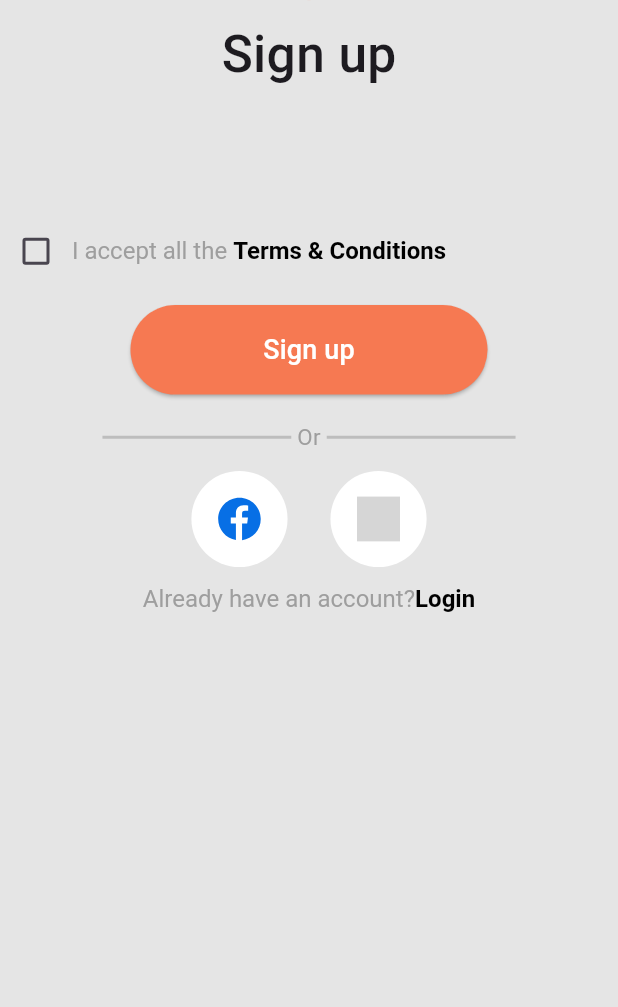
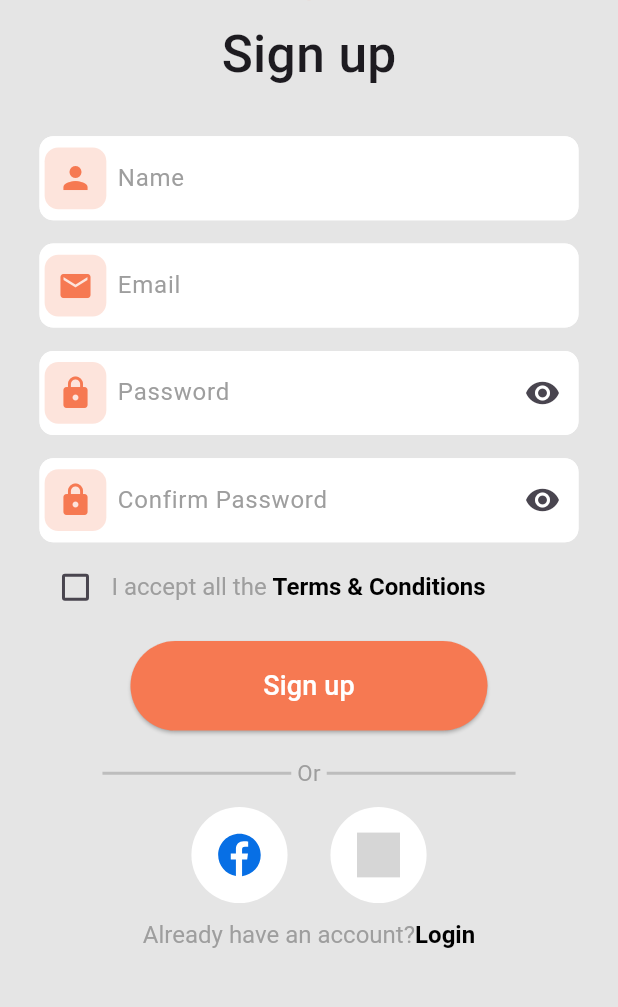
Before and after one commit to moawees/Ecommerce_app, a Flutter app: the Signup screen opened by its route, on a phone screen of 412 x 824 dp, the part 179-1186 px from its top. Run offline on Flutter 3.47's test engine with Material 3 defaults, Android fonts, the phone set to English and light mode, and no system bars; our stand-ins replace bloc, dartz, device_preview, dio, flutter_bloc, flutter_screenutil and 2 more; grey boxes are pictures that could not be loaded.

Commit message:
sign up logic and error dialog

```diff
--- a/lib/core/router/app_router.dart
+++ b/lib/core/router/app_router.dart
@@ -3,7 +3,9 @@ import 'package:carto/core/router/routes.dart';
 import 'package:carto/features/login/cubit/login_cubit.dart';
 import 'package:carto/features/login/data/repo/login_repo.dart';
 import 'package:carto/features/login/ui/login.dart';
-import 'package:carto/features/sign_up/ui/signup.dart';
+import 'package:carto/features/signup/cubit/sign_up_cubit.dart';
+import 'package:carto/features/signup/data/repos/sign_up_repo.dart';
+import 'package:carto/features/signup/ui/signup.dart';
 import 'package:carto/features/details/presentation/details_screen.dart';
 import 'package:carto/features/home/presentation/home_screen.dart';
 import 'package:dio/dio.dart';
@@ -28,7 +30,13 @@ class AppRouter {
                   child: Login(),
                 ));
       case Routes.signup:
-        return MaterialPageRoute(builder: (_) => Signup());
+        return MaterialPageRoute(
+            builder: (_) => BlocProvider(
+                  create: (context) => SignUpCubit(
+                    SignUpRepo(api: DioConsumer(dio: Dio())),
+                  ),
+                  child: Signup(),
+                ));
 
       default:
         return MaterialPageRoute(
--- a/lib/features/sign_up/ui/signup.dart
+++ /dev/null
@@ -1,102 +0,0 @@
-import 'package:carto/core/router/routes.dart';
-import 'package:carto/core/widgets/custom_buttom.dart';
-import 'package:carto/features/login/ui/widgets/custom_text_field.dart';
-import 'package:carto/features/login/ui/widgets/have_account_or_no_button.dart';
-import 'package:carto/features/login/ui/widgets/login_with_another_way.dart';
-import 'package:carto/features/login/ui/widgets/or_divider.dart';
-import 'package:carto/features/login/ui/widgets/showlogo.dart';
-import 'package:carto/features/login/ui/widgets/terms_and_conidition.dart';
-import 'package:flutter/material.dart';
-import 'package:flutter_screenutil/flutter_screenutil.dart';
-
-class Signup extends StatelessWidget {
-  const Signup({super.key});
-
-  @override
-  Widget build(BuildContext context) {
-    return Scaffold(
-      body: SafeArea(
-          child: SingleChildScrollView(
-        child: Column(
-          mainAxisAlignment: MainAxisAlignment.center,
-          crossAxisAlignment: CrossAxisAlignment.center,
-          children: [
-            SizedBox(
-              width: double.infinity,
-            ),
-            ShowLogo(),
-            Text(
-              "Sign up",
-              style: TextStyle(fontSize: 30.sp, fontWeight: FontWeight.w500),
-            ),
-            SizedBox(
-              height: 25.h,
-            ),
-            // CustomTextField(
-            //   controller: ,
-            //   hintText: "Name",
-            //   icon: Icons.person,
-            //   isPassword: false,
-            // ),
-            SizedBox(
-              height: 13.h,
-            ),
-            // CustomTextField(
-            //   hintText: "Email",
-            //   icon: Icons.email,
-            //   isPassword: false,
-            // ),
-            SizedBox(
-              height: 13.h,
-            ),
-            // CustomTextField(
-            //   hintText: "Password",
-            //   icon: Icons.lock,
-            //   isPassword: true,
-            // ),
-            SizedBox(
-              height: 13.h,
-            ),
-            // CustomTextField(
-            //   hintText: "Confirm Password",
-            //   icon: Icons.lock,
-            //   isPassword: true,
-            // ),
-            SizedBox(
-              height: 5.h,
-            ),
-            TermsAndConidition(),
-            SizedBox(
-              height: 10.h,
-            ),
-            CustomButton(
-                onPressed: () {
-                  Navigator.pushNamed(context, Routes.home);
-                },
-                textButton: "Sign up"),
-            SizedBox(
-              height: 15.h,
-            ),
-            OrDivider(),
-            SizedBox(
-              height: 10.h,
-            ),
-            LoginWithAnotherWay(),
-            SizedBox(
-              height: 10.h,
-            ),
-            HaveAccountOrNoButton(
-                text1: "Already have an account?",
-                text2: "Login",
-                onTap: () {
-                  Navigator.pushNamed(context, Routes.login);
-                }),
-            SizedBox(
-              height: 10.h,
-            )
-          ],
-        ),
-      )),
-    );
-  }
-}
--- a/lib/features/sign_up/cubit/sign_up_cubit.dart
+++ b/lib/features/signup/cubit/sign_up_cubit.dart
@@ -1,6 +1,6 @@
 import 'package:bloc/bloc.dart';
 import 'package:carto/core/errors/erorr_handler.dart';
-import 'package:carto/features/sign_up/data/repos/sign_up_repo.dart';
+import 'package:carto/features/signup/data/repos/sign_up_repo.dart';
 import 'package:flutter/material.dart';
 
 
--- a/lib/features/sign_up/data/repos/sign_up_repo.dart
+++ b/lib/features/signup/data/repos/sign_up_repo.dart
@@ -1,8 +1,8 @@
 import 'package:carto/core/errors/erorr_handler.dart';
 import 'package:carto/core/networking/api_consumer.dart';
 import 'package:carto/core/networking/end_points.dart';
-import 'package:carto/features/sign_up/data/models/sign_up_request_model.dart';
-import 'package:carto/features/sign_up/data/models/sign_up_response_model.dart';
+import 'package:carto/features/signup/data/models/sign_up_request_model.dart';
+import 'package:carto/features/signup/data/models/sign_up_response_model.dart';
 import 'package:dartz/dartz.dart';
 
 class SignUpRepo {
--- /dev/null
+++ b/lib/features/signup/ui/signup.dart
@@ -0,0 +1,147 @@
+import 'package:carto/core/router/routes.dart';
+import 'package:carto/core/theme/colors.dart';
+import 'package:carto/core/widgets/custom_buttom.dart';
+import 'package:carto/core/widgets/erorr_dialog.dart';
+import 'package:carto/features/login/ui/widgets/custom_text_field.dart';
+import 'package:carto/features/login/ui/widgets/have_account_or_no_button.dart';
+import 'package:carto/features/login/ui/widgets/login_with_another_way.dart';
+import 'package:carto/features/login/ui/widgets/or_divider.dart';
+import 'package:carto/features/login/ui/widgets/showlogo.dart';
+import 'package:carto/features/login/ui/widgets/terms_and_conidition.dart';
+import 'package:carto/features/signup/cubit/sign_up_cubit.dart';
+import 'package:flutter/material.dart';
+import 'package:flutter_bloc/flutter_bloc.dart';
+import 'package:flutter_screenutil/flutter_screenutil.dart';
+
+class Signup extends StatelessWidget {
+  const Signup({super.key});
+
+  @override
+  Widget build(BuildContext context) {
+    return Scaffold(
+      body: BlocConsumer<SignUpCubit, SignUpState>(
+        listener: (context, state) {
+          if (state is SignUpSuccess) {
+            ScaffoldMessenger.of(context).showSnackBar(SnackBar(
+              content: Text("Sign up success"),
+            ));
+          } else if (state is SignUpFailed) {
+            showErrorDialog(context, state.error.errMessage);
+          }
+        },
+        builder: (context, state) {
+          return SafeArea(
+              child: SingleChildScrollView(
+            child: Column(
+              mainAxisAlignment: MainAxisAlignment.center,
+              crossAxisAlignment: CrossAxisAlignment.center,
+              children: [
+                SizedBox(
+                  width: double.infinity,
+                ),
+                ShowLogo(),
+                Text(
+                  "Sign up",
+                  style:
+                      TextStyle(fontSize: 30.sp, fontWeight: FontWeight.w500),
+                ),
+                SizedBox(
+                  height: 25.h,
+                ),
+                Form(
+                    key: context.read<SignUpCubit>().signUpFormKey,
+                    child: Padding(
+                      padding:  EdgeInsets.symmetric(horizontal: 23.w),
+                      child: Column(
+                        children: [
+                          CustomTextField(
+                            controller:
+                                context.read<SignUpCubit>().nameController,
+                            hintText: "Name",
+                            icon: Icons.person,
+                            isPassword: false,
+                          ),
+                          SizedBox(
+                            height: 13.h,
+                          ),
+                          CustomTextField(
+                            hintText: "Email",
+                            icon: Icons.email,
+                            isPassword: false,
+                            controller:
+                                context.read<SignUpCubit>().emailController,
+                          ),
+                          SizedBox(
+                            height: 13.h,
+                          ),
+                          CustomTextField(
+                            hintText: "Password",
+                            icon: Icons.lock,
+                            isPassword: true,
+                            controller:
+                                context.read<SignUpCubit>().passwordController,
+                          ),
+                          SizedBox(
+                            height: 13.h,
+                          ),
+                          CustomTextField(
+                            hintText: "Confirm Password",
+                            icon: Icons.lock,
+                            isPassword: true,
+                            controller: context
+                                .read<SignUpCubit>()
+                                .confirmPasswordController,
+                          ),
+                          SizedBox(
+                            height: 5.h,
+                          ),
+                          TermsAndConidition(),
+                        ],
+                      ),
+                    )),
+                SizedBox(
+                  height: 10.h,
+                ),
+                state is SignUpLoading
+                    ? CircularProgressIndicator(
+                        color: ColorsManager.primaryColor,
+                      )
+                    : CustomButton(
+                        onPressed: () {
+                          if (context
+                              .read<SignUpCubit>()
+                              .signUpFormKey
+                              .currentState!
+                              .validate()) {
+                            context.read<SignUpCubit>().emitSignUpState();
+                          }
+                        },
+                        textButton: "Sign up"),
+                SizedBox(
+                  height: 15.h,
+                ),
+                OrDivider(),
+                SizedBox(
+                  height: 10.h,
+                ),
+                LoginWithAnotherWay(),
+                SizedBox(
+                  height: 10.h,
+                ),
+                HaveAccountOrNoButton(
+                    text1: "Already have an account?",
+                    text2: "Login",
+                    onTap: () {
+                      Navigator.pushNamed(context, Routes.login);
+                    }),
+                SizedBox(
+                  height: 10.h,
+                )
+              ],
+            ),
+          ));
+        },
+      ),
+    );
+  }
+}
```
Also changed, not shown: lib/core/widgets/erorr_dialog.dart (added, +44 -0 lines), lib/features/signup/cubit/sign_up_state.dart (renamed from lib/features/sign_up/cubit/sign_up_state.dart), lib/features/signup/data/models/sign_up_request_model.dart (renamed from lib/features/sign_up/data/models/sign_up_request_model.dart), lib/features/signup/data/models/sign_up_response_model.dart (renamed from lib/features/sign_up/data/models/sign_up_response_model.dart).
